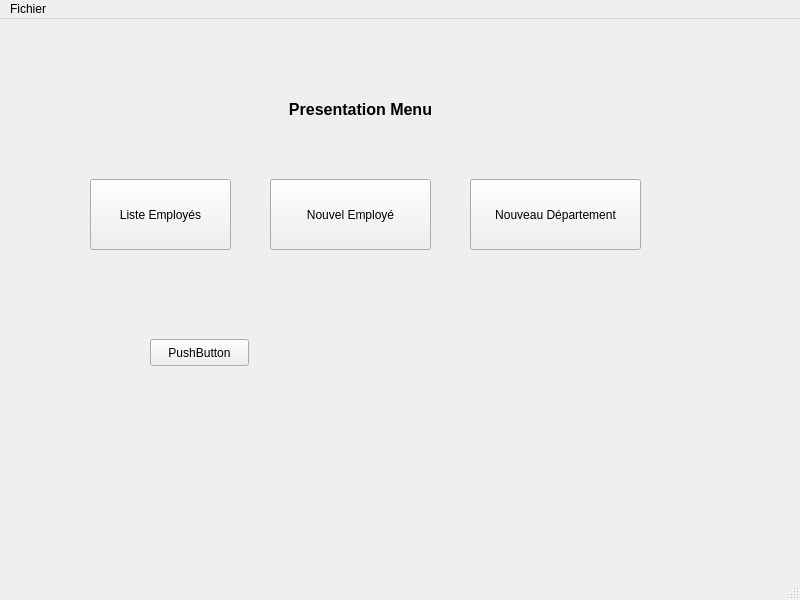
Old version of the form FaceRecognition/administration.ui in the repository idriss92/FaceRecognition.
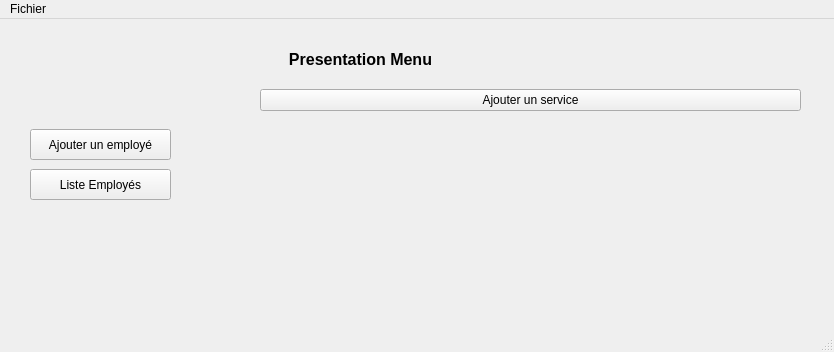
New version of the form.

```diff
--- a/FaceRecognition/administration.ui
+++ b/FaceRecognition/administration.ui
@@ -6,8 +6,8 @@
    <rect>
     <x>0</x>
     <y>0</y>
-    <width>800</width>
-    <height>600</height>
+    <width>834</width>
+    <height>352</height>
    </rect>
   </property>
   <property name="windowTitle">
@@ -18,7 +18,7 @@
     <property name="geometry">
      <rect>
       <x>220</x>
-      <y>70</y>
+      <y>20</y>
       <width>281</width>
       <height>41</height>
      </rect>
@@ -27,57 +27,53 @@
      <string>&lt;html&gt;&lt;head/&gt;&lt;body&gt;&lt;p align=&quot;center&quot;&gt;&lt;span style=&quot; font-size:12pt; font-weight:600;&quot;&gt;Presentation Menu&lt;/span&gt;&lt;/p&gt;&lt;/body&gt;&lt;/html&gt;</string>
     </property>
    </widget>
+   <widget class="QPushButton" name="pushButtonNouvelEmp">
+    <property name="geometry">
+     <rect>
+      <x>30</x>
+      <y>110</y>
+      <width>141</width>
+      <height>31</height>
+     </rect>
+    </property>
+    <property name="text">
+     <string>Ajouter un employé</string>
+    </property>
+   </widget>
    <widget class="QPushButton" name="pushButtonListeEmp">
     <property name="geometry">
      <rect>
-      <x>90</x>
-      <y>160</y>
+      <x>30</x>
+      <y>150</y>
       <width>141</width>
-      <height>71</height>
+      <height>31</height>
      </rect>
     </property>
     <property name="text">
      <string>Liste Employés</string>
     </property>
    </widget>
-   <widget class="QPushButton" name="pushButtonNouvelEmp">
+   <widget class="QWidget" name="verticalLayoutWidget">
     <property name="geometry">
      <rect>
-      <x>270</x>
-      <y>160</y>
-      <width>161</width>
-      <height>71</height>
+      <x>260</x>
+      <y>70</y>
+      <width>541</width>
+      <height>201</height>
      </rect>
     </property>
-    <property name="text">
-     <string>Nouvel Employé</string>
-    </property>
-   </widget>
-   <widget class="QPushButton" name="pushButtonNouvelDepart">
-    <property name="geometry">
-     <rect>
-      <x>470</x>
-      <y>160</y>
-      <width>171</width>
-      <height>71</height>
-     </rect>
-    </property>
-    <property name="text">
-     <string>Nouveau Département</string>
-    </property>
-   </widget>
-   <widget class="QPushButton" name="pushButton">
-    <property name="geometry">
-     <rect>
-      <x>150</x>
-      <y>320</y>
-      <width>99</width>
-      <height>27</height>
-     </rect>
-    </property>
-    <property name="text">
-     <string>PushButton</string>
-    </property>
+    <layout class="QVBoxLayout" name="verticalLayout">
+     <property name="sizeConstraint">
+      <enum>QLayout::SetMaximumSize</enum>
+     </property>
+     <item>
+      <widget class="QPushButton" name="pushButtonNouvelDepart">
+       <property name="text">
+        <string>Ajouter un service</string>
+       </property>
+      </widget>
+     </item>
+    </layout>
    </widget>
   </widget>
   <widget class="QMenuBar" name="menubar">
@@ -85,7 +81,7 @@
     <rect>
      <x>0</x>
      <y>0</y>
-     <width>800</width>
+     <width>834</width>
      <height>25</height>
     </rect>
    </property>
```
